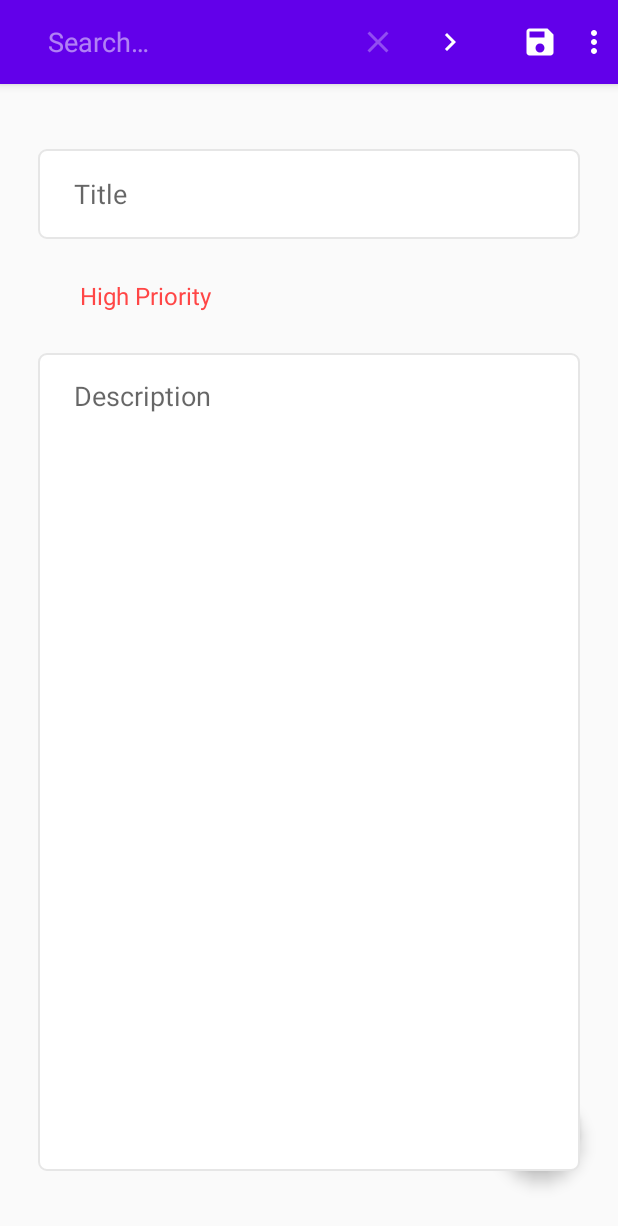
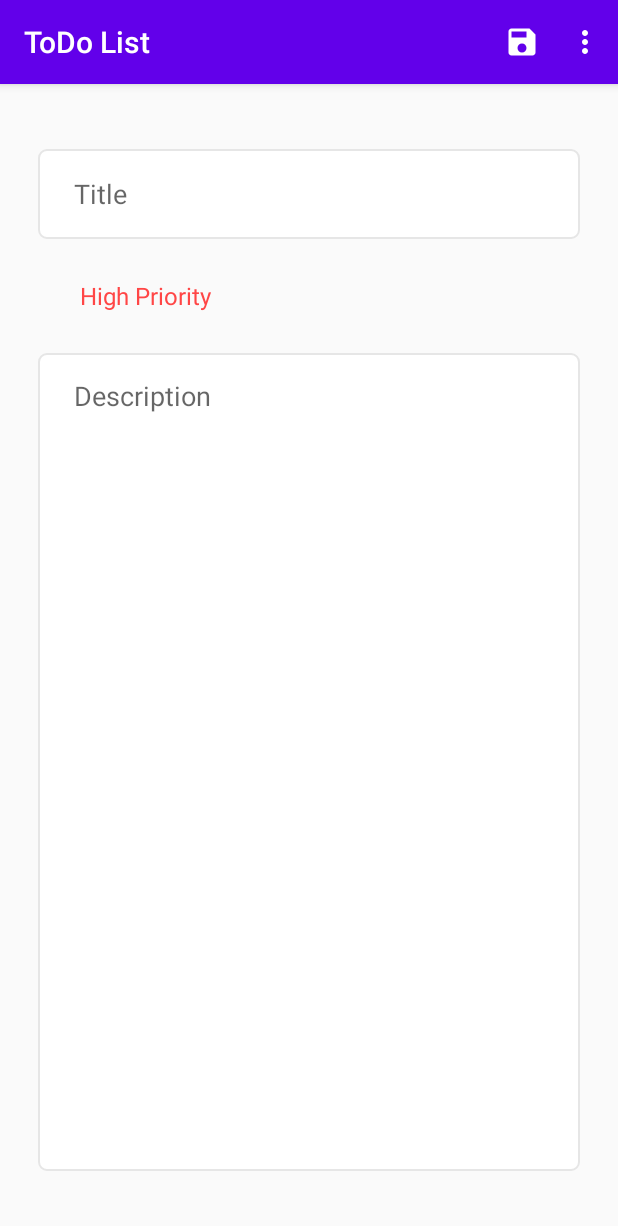
Before and after one commit to ChanManChan/android-02, an Android app: the fragment UpdateFragment placed in its activity, after a tap on "Save", on a phone screen of 412 x 824 dp. Shown: the top 1226 px of the screen. Run offline under Robolectric (Android 15) with nearby library versions, the phone set to English and light mode, and no system bars; our stand-ins replace Room's generated code, data binding, navigation-ui; 5 statements that could not run were skipped; 2 other taps on this screen came first.

Commit message:
deps-and-navcontroller-updated

```diff
--- a/app/src/main/AndroidManifest.xml
+++ b/app/src/main/AndroidManifest.xml
@@ -11,6 +11,7 @@
         android:theme="@style/AppTheme">
         <activity
             android:name=".MainActivity"
+            android:windowSoftInputMode="adjustPan"
             android:exported="true">
             <intent-filter>
                 <action android:name="android.intent.action.MAIN" />
--- a/app/src/main/java/com/u4/todoapp/MainActivity.kt
+++ b/app/src/main/java/com/u4/todoapp/MainActivity.kt
@@ -2,19 +2,25 @@ package com.u4.todoapp
 
 import androidx.appcompat.app.AppCompatActivity
 import android.os.Bundle
-import androidx.navigation.findNavController
+import androidx.navigation.NavController
+import androidx.navigation.fragment.NavHostFragment
 import androidx.navigation.ui.setupActionBarWithNavController
 
 class MainActivity : AppCompatActivity() {
+
+    private lateinit var navController: NavController
+
     override fun onCreate(savedInstanceState: Bundle?) {
         super.onCreate(savedInstanceState)
         setContentView(R.layout.activity_main)
 
-        setupActionBarWithNavController(findNavController(R.id.navHostFragment))
+        val navHostFragment =
+            supportFragmentManager.findFragmentById(R.id.navHostFragment) as NavHostFragment
+        navController = navHostFragment.navController
+        setupActionBarWithNavController(navController)
     }
 
     override fun onSupportNavigateUp(): Boolean {
-        val navController = findNavController(R.id.navHostFragment)
         return navController.navigateUp() || super.onSupportNavigateUp()
     }
 }
--- a/app/src/main/java/com/u4/todoapp/data/models/ToDoData.kt
+++ b/app/src/main/java/com/u4/todoapp/data/models/ToDoData.kt
@@ -3,7 +3,7 @@ package com.u4.todoapp.data.models
 import android.os.Parcelable
 import androidx.room.Entity
 import androidx.room.PrimaryKey
-import kotlinx.android.parcel.Parcelize
+import kotlinx.parcelize.Parcelize
 
 @Parcelize
 @Entity(tableName = "todo_table")
--- a/app/src/main/java/com/u4/todoapp/fragments/SharedViewModel.kt
+++ b/app/src/main/java/com/u4/todoapp/fragments/SharedViewModel.kt
@@ -48,9 +48,7 @@ class SharedViewModel(application: Application) : AndroidViewModel(application)
     }
 
     fun verifyDataFromUser(title: String, description: String): Boolean {
-        return if (TextUtils.isEmpty(title) || TextUtils.isEmpty(description)) {
-            false
-        } else !(title.isEmpty() || description.isEmpty())
+        return !(title.isEmpty() || description.isEmpty())
     }
 
     fun parsePriority(priority: String): Priority {
--- a/app/src/main/java/com/u4/todoapp/fragments/list/ListFragment.kt
+++ b/app/src/main/java/com/u4/todoapp/fragments/list/ListFragment.kt
@@ -7,7 +7,6 @@ import android.widget.Toast
 import androidx.appcompat.widget.SearchView
 import androidx.fragment.app.Fragment
 import androidx.fragment.app.viewModels
-import androidx.lifecycle.Observer
 import androidx.recyclerview.widget.*
 import com.google.android.material.snackbar.Snackbar
 import com.u4.todoapp.R
@@ -16,7 +15,8 @@ import com.u4.todoapp.data.viewmodel.ToDoViewModel
 import com.u4.todoapp.databinding.FragmentListBinding
 import com.u4.todoapp.fragments.SharedViewModel
 import com.u4.todoapp.fragments.list.adapter.ListAdapter
-import jp.wasabeef.recyclerview.animators.SlideInUpAnimator
+import com.u4.todoapp.utils.hideKeyboard
+import com.u4.todoapp.utils.observeOnce
 
 class ListFragment : Fragment(), SearchView.OnQueryTextListener {
 
@@ -37,9 +37,10 @@ class ListFragment : Fragment(), SearchView.OnQueryTextListener {
 
         setupRecyclerView()
 
-        mToDoViewModel.getAllData.observe(viewLifecycleOwner, Observer { data ->
+        mToDoViewModel.getAllData.observe(viewLifecycleOwner, { data ->
             mSharedViewModel.checkIfDatabaseEmpty(data)
             adapter.setData(data)
+            binding.recyclerView.scheduleLayoutAnimation()
         })
 
         //        mSharedViewModel.emptyDatabase.observe(viewLifecycleOwner, Observer {
@@ -51,6 +52,7 @@ class ListFragment : Fragment(), SearchView.OnQueryTextListener {
 
         // set up menu
         setHasOptionsMenu(true)
+        hideKeyboard(requireActivity())
 
         return binding.root
     }
@@ -60,9 +62,6 @@ class ListFragment : Fragment(), SearchView.OnQueryTextListener {
         recyclerView.adapter = adapter
         recyclerView.layoutManager =
             StaggeredGridLayoutManager(2, StaggeredGridLayoutManager.VERTICAL)
-        recyclerView.itemAnimator = SlideInUpAnimator().apply {
-            addDuration = 300
-        }
         swipeToDelete(recyclerView)
     }
 
@@ -84,7 +83,7 @@ class ListFragment : Fragment(), SearchView.OnQueryTextListener {
         val snackBar = Snackbar.make(view, "Deleted '${deletedItem.title}'", Snackbar.LENGTH_LONG)
         snackBar.setAction("Undo") {
             mToDoViewModel.insertData(deletedItem)
-            adapter.notifyItemChanged(position)
+//            adapter.notifyItemChanged(position)
         }.show()
     }
 
@@ -104,12 +103,10 @@ class ListFragment : Fragment(), SearchView.OnQueryTextListener {
     override fun onOptionsItemSelected(item: MenuItem): Boolean {
         when (item.itemId) {
             R.id.menu_delete_all -> confirmRemoval()
-            R.id.menu_priority_high -> mToDoViewModel.sortByHighPriority.observe(
-                this,
-                Observer { adapter.setData(it) })
-            R.id.menu_priority_low -> mToDoViewModel.sortByLowPriority.observe(
-                this,
-                Observer { adapter.setData(it) })
+            R.id.menu_priority_high -> mToDoViewModel.sortByHighPriority.observe(viewLifecycleOwner,
+                { adapter.setData(it) })
+            R.id.menu_priority_low -> mToDoViewModel.sortByLowPriority.observe(viewLifecycleOwner,
+                { adapter.setData(it) })
         }
         return super.onOptionsItemSelected(item)
     }
@@ -146,7 +143,7 @@ class ListFragment : Fragment(), SearchView.OnQueryTextListener {
 
     private fun searchThroughDatabase(query: String) {
         val searchQuery = "%$query%"
-        mToDoViewModel.searchDatabase(searchQuery).observe(this, Observer { list ->
+        mToDoViewModel.searchDatabase(searchQuery).observeOnce(viewLifecycleOwner, { list ->
             list?.let { adapter.setData(it) }
         })
     }
--- a/app/src/main/java/com/u4/todoapp/fragments/update/UpdateFragment.kt
+++ b/app/src/main/java/com/u4/todoapp/fragments/update/UpdateFragment.kt
@@ -13,7 +13,6 @@ import com.u4.todoapp.data.models.ToDoData
 import com.u4.todoapp.data.viewmodel.ToDoViewModel
 import com.u4.todoapp.databinding.FragmentUpdateBinding
 import com.u4.todoapp.fragments.SharedViewModel
-import kotlinx.android.synthetic.main.fragment_update.*
 
 class UpdateFragment : Fragment() {
 
@@ -54,9 +53,9 @@ class UpdateFragment : Fragment() {
     }
 
     private fun updateItem() {
-        val title = current_title_et.text.toString()
-        val description = current_description_et.text.toString()
-        val getPriority = current_priorities_spinner.selectedItem.toString()
+        val title = binding.currentTitleEt.text.toString()
+        val description = binding.currentDescriptionEt.text.toString()
+        val getPriority = binding.currentPrioritiesSpinner.selectedItem.toString()
 
         val validation = mSharedViewModel.verifyDataFromUser(title, description)
         if (validation) {
--- /dev/null
+++ b/app/src/main/java/com/u4/todoapp/utils/Utils.kt
@@ -0,0 +1,29 @@
+package com.u4.todoapp.utils
+
+import android.app.Activity
+import android.content.Context
+import android.view.inputmethod.InputMethodManager
+import androidx.lifecycle.LifecycleOwner
+import androidx.lifecycle.LiveData
+import androidx.lifecycle.Observer
+
+fun hideKeyboard(activity: Activity) {
+    val inputMethodManager =
+        activity.getSystemService(Context.INPUT_METHOD_SERVICE) as InputMethodManager
+    val currentFocusedView = activity.currentFocus
+    currentFocusedView?.let {
+        inputMethodManager.hideSoftInputFromWindow(
+            currentFocusedView.windowToken,
+            InputMethodManager.HIDE_NOT_ALWAYS
+        )
+    }
+}
+
+fun <T> LiveData<T>.observeOnce(lifecycleOwner: LifecycleOwner, observer: Observer<T>) {
+    observe(lifecycleOwner, object : Observer<T> {
+        override fun onChanged(t: T) {
+            observer.onChanged(t)
+            removeObserver(this)
+        }
+    })
+}
--- a/app/src/main/res/layout/activity_main.xml
+++ b/app/src/main/res/layout/activity_main.xml
@@ -6,7 +6,7 @@
     android:layout_height="match_parent"
     tools:context=".MainActivity">
 
-    <fragment
+    <androidx.fragment.app.FragmentContainerView
         android:id="@+id/navHostFragment"
         android:name="androidx.navigation.fragment.NavHostFragment"
         android:layout_width="409dp"
--- a/app/src/main/res/layout/fragment_list.xml
+++ b/app/src/main/res/layout/fragment_list.xml
@@ -21,6 +21,7 @@
             android:layout_height="0dp"
             android:paddingTop="8dp"
             android:clipToPadding="false"
+            android:layoutAnimation="@anim/recyclerview_anim"
             app:layout_constraintBottom_toBottomOf="parent"
             app:layout_constraintEnd_toEndOf="parent"
             app:layout_constraintStart_toStartOf="parent"
--- a/app/src/main/res/navigation/my_nav.xml
+++ b/app/src/main/res/navigation/my_nav.xml
@@ -34,7 +34,9 @@
             android:id="@+id/action_addFragment_to_listFragment"
             app:destination="@id/listFragment"
             app:enterAnim="@anim/from_left"
-            app:exitAnim="@anim/to_right" />
+            app:exitAnim="@anim/to_right"
+            app:popUpTo="@id/listFragment"
+            app:popUpToInclusive="true" />
     </fragment>
     <fragment
         android:id="@+id/updateFragment"
@@ -45,7 +47,9 @@
             android:id="@+id/action_updateFragment_to_listFragment"
             app:destination="@id/listFragment"
             app:enterAnim="@anim/from_right"
-            app:exitAnim="@anim/to_left" />
+            app:exitAnim="@anim/to_left"
+            app:popUpTo="@id/listFragment"
+            app:popUpToInclusive="true" />
         <argument
             android:name="currentItem"
             app:argType="com.u4.todoapp.data.models.ToDoData" />
--- a/build.gradle
+++ b/build.gradle
@@ -3,11 +3,10 @@ buildscript {
     repositories {
         google()
         mavenCentral()
-        jcenter()
     }
     dependencies {
         classpath 'com.android.tools.build:gradle:7.0.2'
-        classpath "org.jetbrains.kotlin:kotlin-gradle-plugin:1.5.21"
+        classpath "org.jetbrains.kotlin:kotlin-gradle-plugin:1.5.30"
         classpath "androidx.navigation:navigation-safe-args-gradle-plugin:2.3.5"
         // NOTE: Do not place your application dependencies here; they belong
         // in the individual module build.gradle files
@@ -18,7 +17,6 @@ allprojects {
     repositories {
         google()
         mavenCentral()
-        jcenter()
     }
 }
 
```
Also changed, not shown: app/build.gradle (+2 -9 lines), app/src/main/java/com/u4/todoapp/fragments/add/AddFragment.kt (+17 -10 lines), app/src/main/res/anim/from_bottom.xml (added, +7 -0 lines), app/src/main/res/anim/recyclerview_anim.xml (added, +7 -0 lines), app/src/main/res/layout/row_layout.xml (+4 -4 lines).
